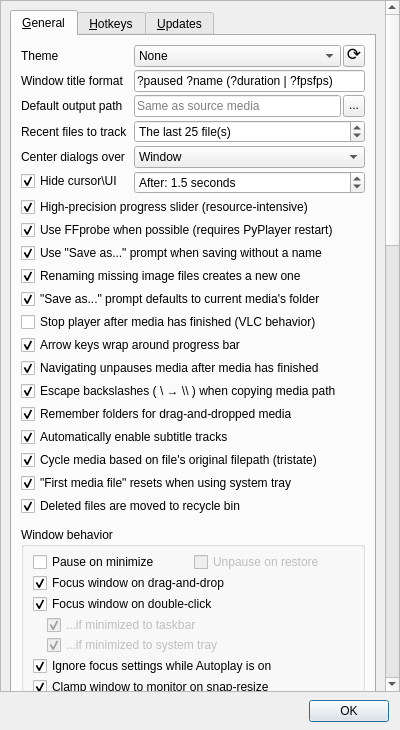
Old version of the form bin/window_settings.ui in the repository thisismy-github/pyplayer.
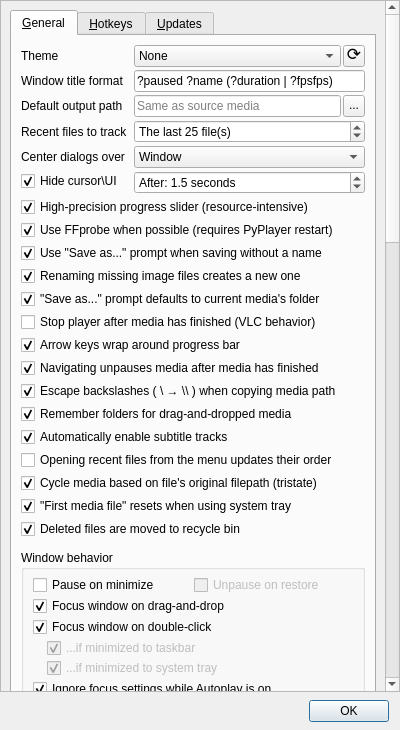
New version of the form. Custom widgets are drawn as their Qt base class.

Commit message:
Added `open_recent_file()`, new setting + QActions
All instances of recent-file-opening now use `open_recent_file()`, which
takes a `path` and whether or not to `update` the recent files list.

`checkRecentFilesReorderFromMenu` has been added, which controls
whether or not clicking a recent file in the menu updates its order or
not (defaults to False). QActions for opening both with and without
reordering the list have been added to the context menus for individual
recent files.

Patch:
```diff
--- a/bin/window_settings.ui
+++ b/bin/window_settings.ui
@@ -49,7 +49,7 @@
         <x>0</x>
         <y>0</y>
         <width>387</width>
-        <height>2016</height>
+        <height>2039</height>
        </rect>
       </property>
       <layout class="QVBoxLayout" name="verticalLayout_4">
@@ -490,7 +490,7 @@
                </property>
               </widget>
              </item>
-             <item row="17" column="0" colspan="2">
+             <item row="18" column="0" colspan="2">
               <widget class="QCheckBox" name="checkCycleRememberOriginalPath">
                <property name="toolTip">
                 <string>Tristate:
@@ -516,7 +516,7 @@
                </property>
               </widget>
              </item>
-             <item row="19" column="0" colspan="2">
+             <item row="20" column="0" colspan="2">
               <widget class="QCheckBox" name="checkRecycleBin">
                <property name="toolTip">
                 <string>If checked, files marked for deletion are sent to your computer's
@@ -530,7 +530,7 @@
                </property>
               </widget>
              </item>
-             <item row="18" column="0" colspan="2">
+             <item row="19" column="0" colspan="2">
               <widget class="QCheckBox" name="checkFirstFileTrayReset">
                <property name="toolTip">
                 <string>If checked, minimizing to the system tray,
@@ -587,6 +587,18 @@
                </property>
               </widget>
              </item>
+             <item row="17" column="0" colspan="2">
+              <widget class="QCheckBox" name="checkRecentFilesReorderFromMenu">
+               <property name="toolTip">
+                <string>If checked, opening recent files through
+the menu will update their order, moving
+the newly played file to the top.</string>
+               </property>
+               <property name="text">
+                <string>Opening recent files from the menu updates their order</string>
+               </property>
+              </widget>
+             </item>
             </layout>
            </item>
            <item>
```
The commit also changes 2 other files.
